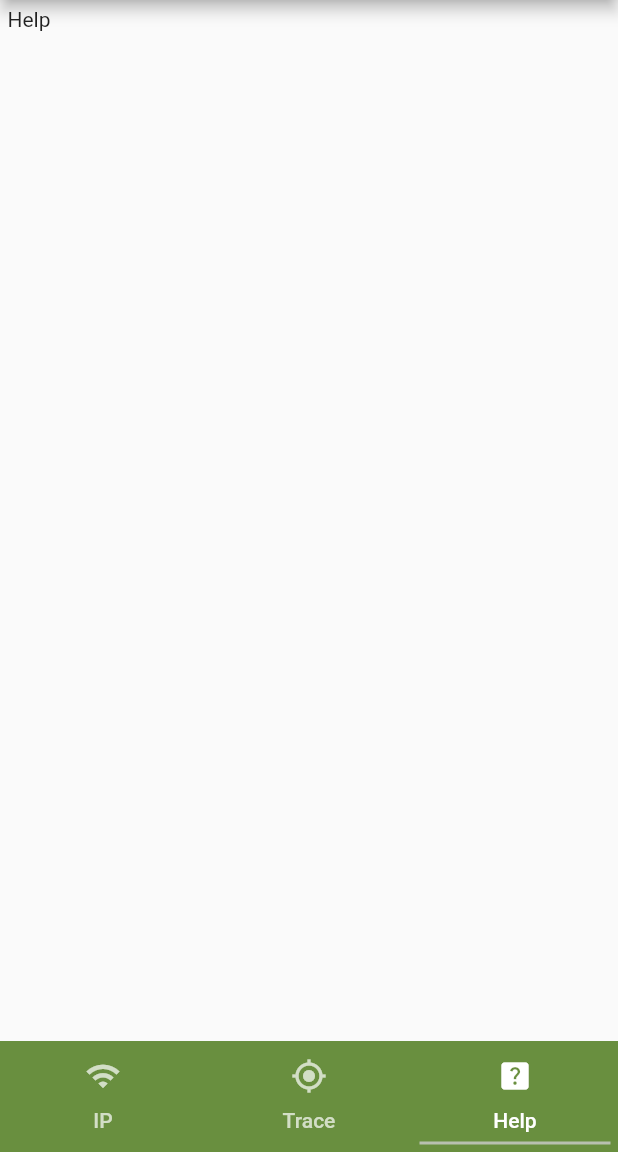
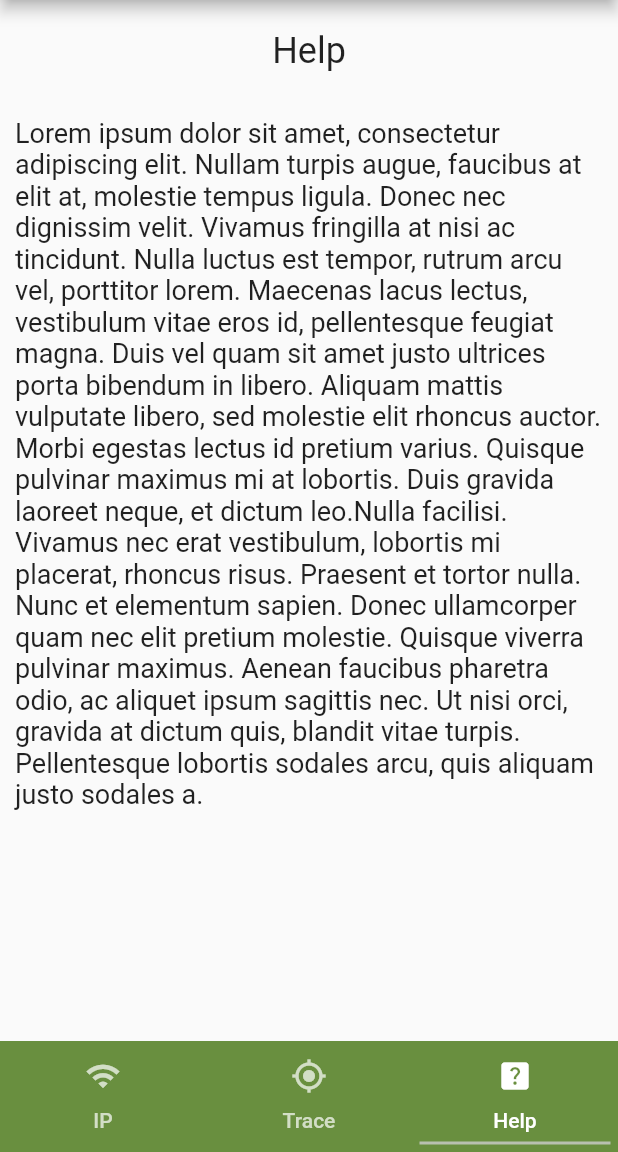
Before and after one commit to winkels7/flutter, a Flutter app: the screen it shows after launch, item 3 of the bottom bar chosen, on a phone screen of 412 x 824 dp, the part 84-1236 px from its top. Run offline on Flutter 3.47's test engine with Material 2 defaults, Android fonts, the phone set to English and light mode, and no system bars; our stand-ins replace google_maps_flutter; network calls fail.

Commit message:
ajustes finais da noite

```diff
--- a/desafio-maps/desafio_maps/lib/main.dart
+++ b/desafio-maps/desafio_maps/lib/main.dart
@@ -46,7 +46,7 @@ class _TabLayoutExampleState extends State<TabLayoutExample>
 
   static final List<Widget> _views = [
     const Center(child: IP()),
-    const Center(child: Trace()),
+    Center(child: Trace(lat: -2)),
     const Center(child: Help()),
   ];
 
--- a/desafio-maps/desafio_maps/lib/screens/help.dart
+++ b/desafio-maps/desafio_maps/lib/screens/help.dart
@@ -11,10 +11,16 @@ class _HelpState extends State<Help> {
   @override
   Widget build(BuildContext context) {
     return Scaffold(
-      body: Container(
-        margin: const EdgeInsets.fromLTRB(5, 5, 5, 10),
-        child:  const Text("Help"),
+      body: Column(children: [
+        Container(
+        margin: const EdgeInsets.fromLTRB(20, 20, 20, 20),
+        child:  const Text("Help", style: TextStyle(fontSize: 24),),
       ),
-    );
+      Container(
+        margin: const EdgeInsets.fromLTRB(10, 10, 10, 10),
+        child: const Text("Lorem ipsum dolor sit amet, consectetur adipiscing elit. Nullam turpis augue, faucibus at elit at, molestie tempus ligula. Donec nec dignissim velit. Vivamus fringilla at nisi ac tincidunt. Nulla luctus est tempor, rutrum arcu vel, porttitor lorem. Maecenas lacus lectus, vestibulum vitae eros id, pellentesque feugiat magna. Duis vel quam sit amet justo ultrices porta bibendum in libero. Aliquam mattis vulputate libero, sed molestie elit rhoncus auctor. Morbi egestas lectus id pretium varius. Quisque pulvinar maximus mi at lobortis. Duis gravida laoreet neque, et dictum leo.Nulla facilisi. Vivamus nec erat vestibulum, lobortis mi placerat, rhoncus risus. Praesent et tortor nulla. Nunc et elementum sapien. Donec ullamcorper quam nec elit pretium molestie. Quisque viverra pulvinar maximus. Aenean faucibus pharetra odio, ac aliquet ipsum sagittis nec. Ut nisi orci, gravida at dictum quis, blandit vitae turpis. Pellentesque lobortis sodales arcu, quis aliquam justo sodales a.", style: TextStyle(fontSize: 18) ),
+      ),
+      ]
+    ));
   }
 }
```
Also changed, not shown: desafio-maps/desafio_maps/lib/screens/ip.dart (+38 -14 lines), desafio-maps/desafio_maps/lib/screens/trace.dart (+11 -6 lines).
